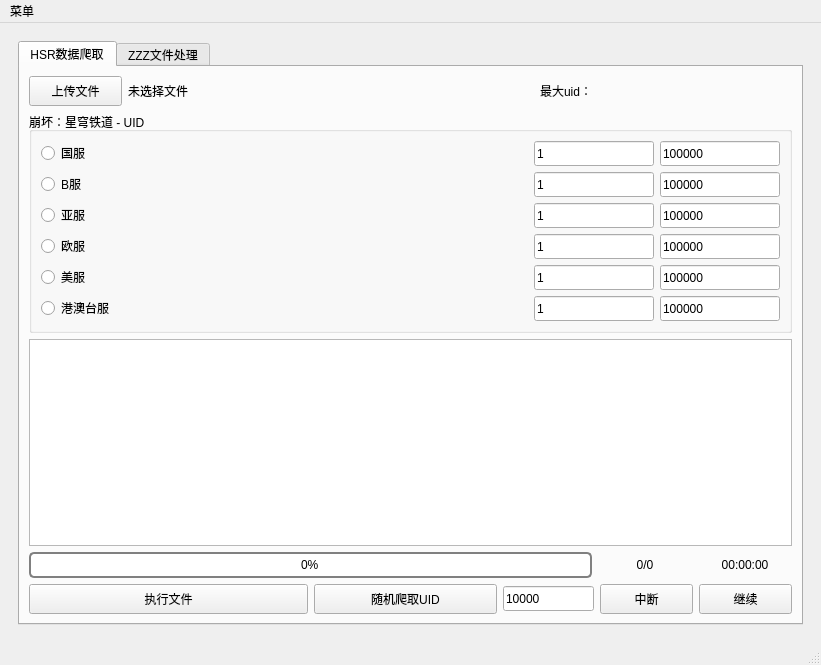
Old version of the form ui/HSRMain.ui in the repository zq56745674/HSR_DATA_SERVER.
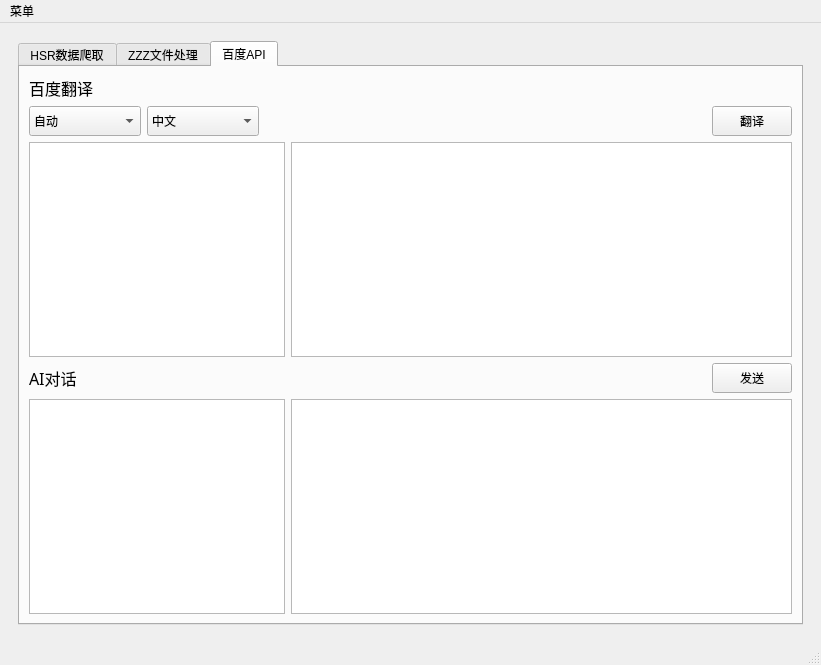
New version of the form. The open tabs and pages were chosen to show the change.

Commit message: chore: Update qss file path in Login.py and add logging to qianfan_chat.py and baidu_translate.py

The edit to the form file:
```diff
--- a/ui/HSRMain.ui
+++ b/ui/HSRMain.ui
@@ -613,6 +613,188 @@
            </item>
           </layout>
          </widget>
+         <widget class="QWidget" name="tabWidgetPage3">
+          <attribute name="title">
+           <string>百度API</string>
+          </attribute>
+          <layout class="QVBoxLayout" name="verticalLayout_6">
+           <item>
+            <widget class="QLabel" name="label">
+             <property name="font">
+              <font>
+               <family>黑体</family>
+               <pointsize>12</pointsize>
+              </font>
+             </property>
+             <property name="text">
+              <string>百度翻译</string>
+             </property>
+            </widget>
+           </item>
+           <item>
+            <layout class="QHBoxLayout" name="horizontalLayout_16" stretch="1,1,4,0">
+             <item>
+              <widget class="QComboBox" name="fromComboBox">
+               <property name="minimumSize">
+                <size>
+                 <width>0</width>
+                 <height>30</height>
+                </size>
+               </property>
+               <item>
+                <property name="text">
+                 <string>自动</string>
+                </property>
+               </item>
+               <item>
+                <property name="text">
+                 <string>中文</string>
+                </property>
+               </item>
+               <item>
+                <property name="text">
+                 <string>英文</string>
+                </property>
+               </item>
+              </widget>
+             </item>
+             <item>
+              <widget class="QComboBox" name="toComboBox">
+               <property name="minimumSize">
+                <size>
+                 <width>0</width>
+                 <height>30</height>
+                </size>
+               </property>
+               <item>
+                <property name="text">
+                 <string>中文</string>
+                </property>
+               </item>
+               <item>
+                <property name="text">
+                 <string>英文</string>
+                </property>
+               </item>
+              </widget>
+             </item>
+             <item>
+              <spacer name="horizontalSpacer_2">
+               <property name="orientation">
+                <enum>Qt::Orientation::Horizontal</enum>
+               </property>
+               <property name="sizeHint" stdset="0">
+                <size>
+                 <width>40</width>
+                 <height>20</height>
+                </size>
+               </property>
+              </spacer>
+             </item>
+             <item>
+              <widget class="QPushButton" name="translateButton">
+               <property name="minimumSize">
+                <size>
+                 <width>0</width>
+                 <height>30</height>
+                </size>
+               </property>
+               <property name="text">
+                <string>翻译</string>
+               </property>
+              </widget>
+             </item>
+            </layout>
+           </item>
+           <item>
+            <layout class="QHBoxLayout" name="horizontalLayout_14" stretch="0,1">
+             <item>
+              <widget class="QPlainTextEdit" name="fromTextEdit">
+               <property name="font">
+                <font>
+                 <pointsize>13</pointsize>
+                </font>
+               </property>
+              </widget>
+             </item>
+             <item>
+              <widget class="QTextBrowser" name="toTextBrowser">
+               <property name="font">
+                <font>
+                 <pointsize>13</pointsize>
+                </font>
+               </property>
+              </widget>
+             </item>
+            </layout>
+           </item>
+           <item>
+            <layout class="QHBoxLayout" name="horizontalLayout_17">
+             <item>
+              <widget class="QLabel" name="label_2">
+               <property name="font">
+                <font>
+                 <family>黑体</family>
+                 <pointsize>12</pointsize>
+                </font>
+               </property>
+               <property name="text">
+                <string>AI对话</string>
+               </property>
+              </widget>
+             </item>
+             <item>
+              <spacer name="horizontalSpacer_3">
+               <property name="orientation">
+                <enum>Qt::Orientation::Horizontal</enum>
+               </property>
+               <property name="sizeHint" stdset="0">
+                <size>
+                 <width>40</width>
+                 <height>20</height>
+                </size>
+               </property>
+              </spacer>
+             </item>
+             <item>
+              <widget class="QPushButton" name="sendAIButton">
+               <property name="minimumSize">
+                <size>
+                 <width>0</width>
+                 <height>30</height>
+                </size>
+               </property>
+               <property name="text">
+                <string>发送</string>
+               </property>
+              </widget>
+             </item>
+            </layout>
+           </item>
+           <item>
+            <layout class="QHBoxLayout" name="horizontalLayout_15" stretch="0,1">
+             <item>
+              <widget class="QPlainTextEdit" name="fromTextEdit_2">
+               <property name="font">
+                <font>
+                 <pointsize>13</pointsize>
+                </font>
+               </property>
+              </widget>
+             </item>
+             <item>
+              <widget class="QTextBrowser" name="toTextBrowser_2">
+               <property name="font">
+                <font>
+                 <pointsize>13</pointsize>
+                </font>
+               </property>
+              </widget>
+             </item>
+            </layout>
+           </item>
+          </layout>
+         </widget>
         </widget>
        </item>
       </layout>
```
Left out of the diff: 18 changed lines with no effect on the pictures. The commit also changes 5 other files.
